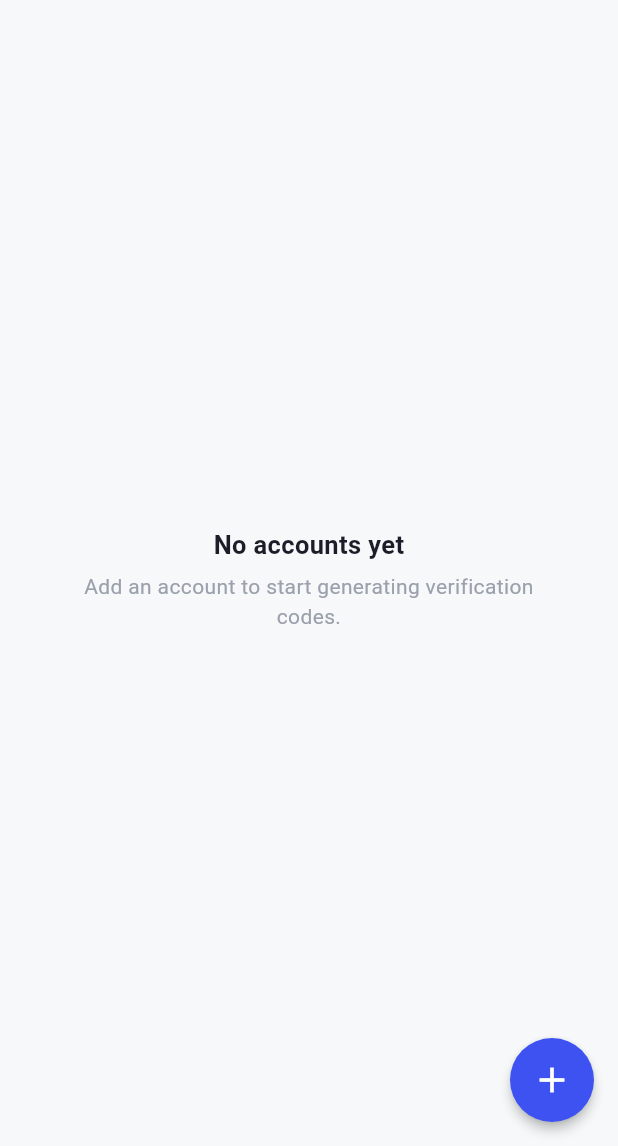
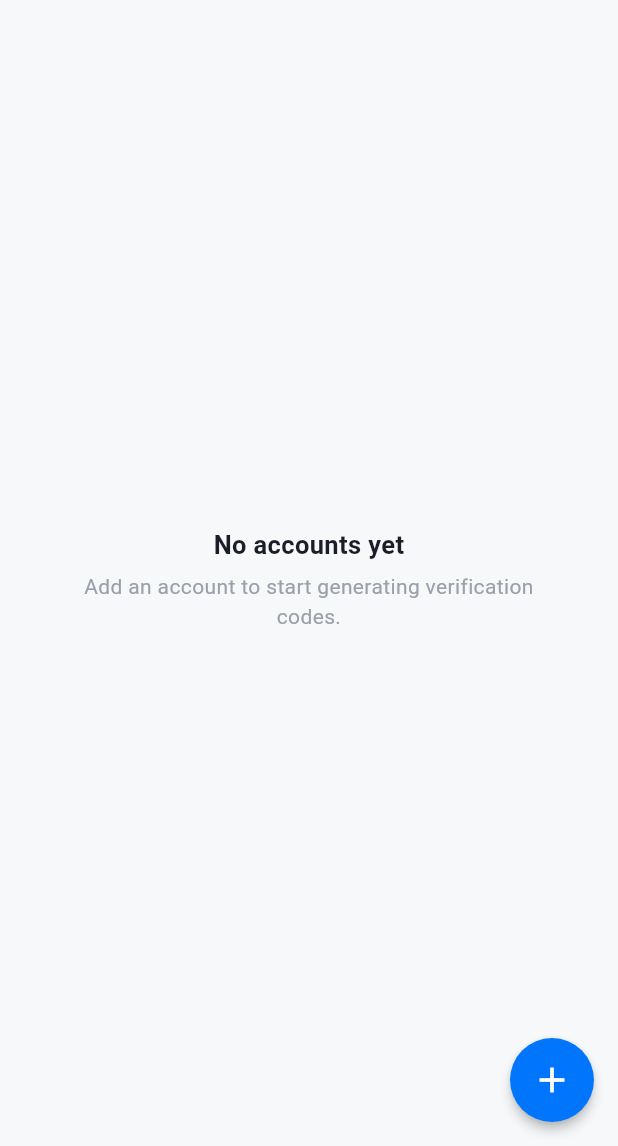
Before and after one commit to guilhermegsr/my_tokens, a Flutter app: the screen it shows after launch, on a phone screen of 412 x 824 dp, the part 90-1236 px from its top. Run offline on Flutter 3.47's test engine with Material 3 defaults, Android fonts, the phone set to English and light mode, and no system bars; our stand-ins replace file_picker, flutter_secure_storage, local_auth, share_plus; missing offline and left inert: cryptography, mobile_scanner; accounts and stored records are empty.

Commit message:
feat: use the app logo blue (#0176FD) as the accent color
Replace the previous indigo accent (#3D52F0) with the dominant blue
extracted from assets/icon/app_icon.png, so the in-app accent (primary,
countdown rings, FAB) matches the launcher icon.

```diff
--- a/lib/ui/app_theme.dart
+++ b/lib/ui/app_theme.dart
@@ -4,7 +4,7 @@ import 'package:flutter/material.dart';
 class AppTheme {
   const AppTheme._();
 
-  static const _accent = Color(0xFF3D52F0); // ring + FAB indigo
+  static const _accent = Color(0xFF0176FD); // ring + FAB; matches the app logo blue
 
   static ThemeData light() => _build(
         brightness: Brightness.light,
```
